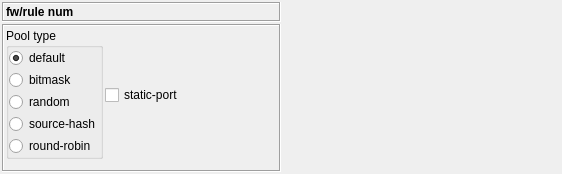
Above: src/gui/natruleoptionsdialog_q.ui from fwbuilder/fwbuilder before the change. Below: the same form after it.
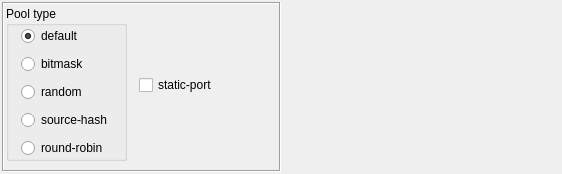
That is the form after the change. The open tabs and pages were chosen to show the change.

Commit message: fixes #491, #501 dialog layout fixes to make them look more consistent, using widget promotion feature in Designer to build stack of editor dialogs in the bottom panel of the main window instead of building them at run time

What changed in the file:
```diff
--- a/src/gui/natruleoptionsdialog_q.ui
+++ b/src/gui/natruleoptionsdialog_q.ui
@@ -16,19 +16,7 @@
    <property name="leftMargin" >
     <number>2</number>
    </property>
-   <property name="topMargin" >
-    <number>2</number>
-   </property>
-   <property name="rightMargin" >
-    <number>2</number>
-   </property>
-   <property name="bottomMargin" >
-    <number>2</number>
-   </property>
-   <property name="horizontalSpacing" >
-    <number>2</number>
-   </property>
-   <property name="verticalSpacing" >
+   <property name="spacing" >
     <number>2</number>
    </property>
    <item row="0" column="0" >
@@ -36,76 +24,6 @@
      <property name="spacing" >
       <number>2</number>
      </property>
-     <property name="leftMargin" >
-      <number>0</number>
-     </property>
-     <property name="topMargin" >
-      <number>0</number>
-     </property>
-     <property name="rightMargin" >
-      <number>0</number>
-     </property>
-     <property name="bottomMargin" >
-      <number>0</number>
-     </property>
-     <item>
-      <widget class="QFrame" name="frame3" >
-       <property name="sizePolicy" >
-        <sizepolicy vsizetype="Fixed" hsizetype="Preferred" >
-         <horstretch>0</horstretch>
-         <verstretch>0</verstretch>
-        </sizepolicy>
-       </property>
-       <property name="minimumSize" >
-        <size>
-         <width>16</width>
-         <height>20</height>
-        </size>
-       </property>
-       <property name="frameShape" >
-        <enum>QFrame::Box</enum>
-       </property>
-       <property name="frameShadow" >
-        <enum>QFrame::Sunken</enum>
-       </property>
-       <layout class="QGridLayout" >
-        <property name="leftMargin" >
-         <number>2</number>
-        </property>
-        <property name="topMargin" >
-         <number>2</number>
-        </property>
-        <property name="rightMargin" >
-         <number>2</number>
-        </property>
-        <property name="bottomMargin" >
-         <number>2</number>
-        </property>
-        <property name="horizontalSpacing" >
-         <number>2</number>
-        </property>
-        <property name="verticalSpacing" >
-         <number>2</number>
-        </property>
-        <item row="0" column="0" >
-         <widget class="QLabel" name="editorTitle" >
-          <property name="font" >
-           <font>
-            <weight>75</weight>
-            <bold>true</bold>
-           </font>
-          </property>
-          <property name="text" >
-           <string>fw/rule num</string>
-          </property>
-          <property name="wordWrap" >
-           <bool>false</bool>
-          </property>
-         </widget>
-        </item>
-       </layout>
-      </widget>
-     </item>
      <item>
       <widget class="QStackedWidget" name="widgetStack" >
        <property name="frameShape" >
@@ -191,20 +109,8 @@
        </widget>
        <widget class="QWidget" name="pfNATRuleOptions" >
         <layout class="QGridLayout" >
-         <property name="leftMargin" >
-          <number>2</number>
-         </property>
-         <property name="topMargin" >
-          <number>2</number>
-         </property>
-         <property name="rightMargin" >
-          <number>2</number>
-         </property>
-         <property name="bottomMargin" >
-          <number>2</number>
-         </property>
          <property name="horizontalSpacing" >
-          <number>2</number>
+          <number>12</number>
          </property>
          <property name="verticalSpacing" >
           <number>2</number>
@@ -238,13 +144,13 @@
            </property>
            <layout class="QGridLayout" >
             <property name="leftMargin" >
-             <number>0</number>
+             <number>12</number>
             </property>
             <property name="topMargin" >
              <number>0</number>
             </property>
             <property name="rightMargin" >
-             <number>0</number>
+             <number>12</number>
             </property>
             <property name="bottomMargin" >
              <number>0</number>
@@ -253,7 +159,7 @@
              <number>2</number>
             </property>
             <property name="verticalSpacing" >
-             <number>2</number>
+             <number>8</number>
             </property>
             <item row="0" column="0" >
              <widget class="QRadioButton" name="pf_pool_type_none" >
```
Left out of the diff: 47 changed lines with no effect on the pictures. The commit also changes 49 other files.
